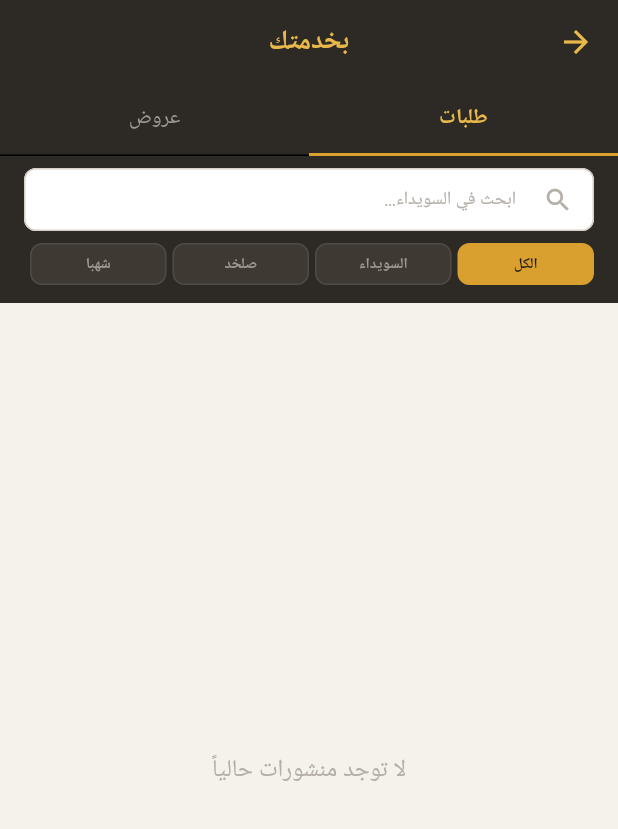
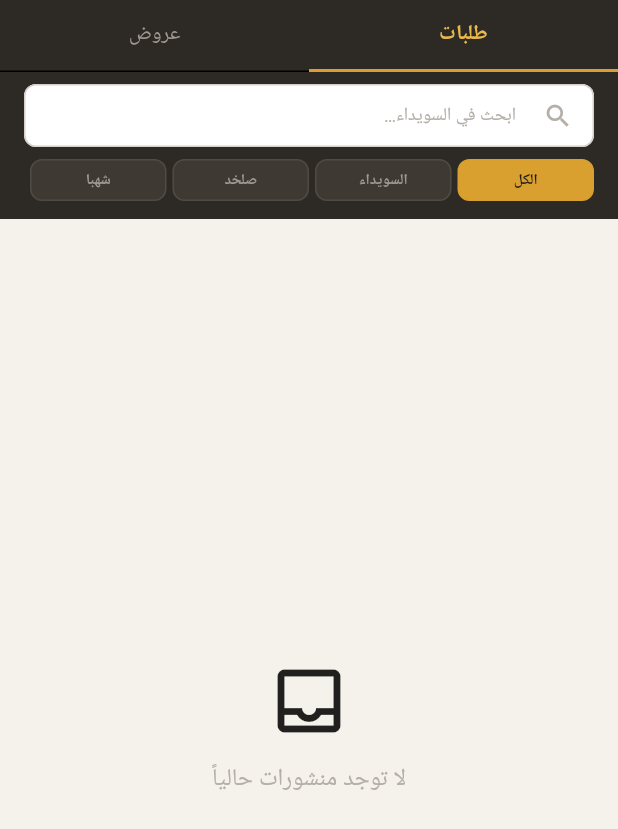
Before and after one commit to hady-albnnai/on-your-request, a Flutter app: the PostsScreen screen opened directly, on a phone screen of 412 x 824 dp. Shown: the top 829 px of the screen. Run offline on Flutter 3.47's test engine with Material 3 defaults, Android fonts, the phone set to English and light mode, and no system bars; our stand-ins replace cloud_firestore, firebase_auth, firebase_core, firebase_storage, image_picker, share_plus and 1 more; accounts and stored records are empty; Roboto replaces fonts that are missing (Cairo); statements that could not run were skipped.

Commit message:
fix: remove duplicate title + fix error state in PostsScreen

```diff
--- a/lib/features/posts/screens/posts_screen.dart
+++ b/lib/features/posts/screens/posts_screen.dart
@@ -26,11 +26,9 @@ class _PostsScreenState extends State<PostsScreen>
       final type = _tabController.index == 0 ? 'request' : 'offer';
       context.read<PostsProvider>().setType(type);
     });
-    // تحميل أول دفعة
     WidgetsBinding.instance.addPostFrameCallback((_) {
       context.read<PostsProvider>().resetAndReload();
     });
-    // تحميل المزيد عند التمرير
     _scrollController.addListener(() {
       if (_scrollController.position.pixels >=
           _scrollController.position.maxScrollExtent - 200) {
@@ -49,9 +47,13 @@ class _PostsScreenState extends State<PostsScreen>
   @override
   Widget build(BuildContext context) {
     return Scaffold(
-      appBar: AppBar(
-        title: const Text(AppStrings.appName),
-        bottom: TabBar(
+      // ── بدون AppBar هنا لأنه موجود في HomeScreen ──────────────────
+      body: Column(
+        children: [
+          // ── التبويبات ─────────────────────────────────────────────
+          Container(
+            color: AppColors.basalt800,
+            child: TabBar(
               controller: _tabController,
               tabs: const [
                 Tab(text: AppStrings.requests),
@@ -59,40 +61,75 @@ class _PostsScreenState extends State<PostsScreen>
               ],
             ),
           ),
-      body: Column(
-        children: [
-          // ── شريط البحث والفلتر ────────────────────────────────────────
+
+          // ── شريط البحث والفلتر ────────────────────────────────────
           const SearchBarWidget(),
 
-          // ── قائمة المنشورات ───────────────────────────────────────────
+          // ── قائمة المنشورات ───────────────────────────────────────
           Expanded(
             child: Consumer<PostsProvider>(
               builder: (context, provider, _) {
+
+                // حالة التحميل الأولي
                 if (provider.state == LoadState.loading) {
                   return const Center(
-                    child: CircularProgressIndicator(color: AppColors.wheat400));
+                    child: CircularProgressIndicator(
+                        color: AppColors.wheat400));
                 }
-                if (provider.state == LoadState.error) {
+
+                // حالة الخطأ
+                if (provider.state == LoadState.error &&
+                    provider.posts.isEmpty) {
                   return Center(
-                    child: Column(mainAxisSize: MainAxisSize.min, children: [
-                      Text(provider.errorMsg ?? AppStrings.errGeneric,
-                        style: const TextStyle(color: AppColors.basalt500,
-                            fontFamily: 'Cairo')),
+                    child: Padding(
+                      padding: const EdgeInsets.all(AppDimens.xl),
+                      child: Column(
+                        mainAxisSize: MainAxisSize.min,
+                        children: [
+                          const Icon(Icons.wifi_off_outlined,
+                              size: 48, color: AppColors.basalt300),
                           const SizedBox(height: AppDimens.md),
-                      TextButton(
+                          Text(
+                            provider.errorMsg ?? AppStrings.errGeneric,
+                            textAlign: TextAlign.center,
+                            style: const TextStyle(
+                                color: AppColors.basalt500,
+                                fontFamily: 'Cairo',
+                                fontSize: AppDimens.fontMd)),
+                          const SizedBox(height: AppDimens.lg),
+                          ElevatedButton.icon(
                             onPressed: provider.resetAndReload,
-                        child: const Text(AppStrings.retry,
-                          style: TextStyle(color: AppColors.wheat500,
-                              fontFamily: 'Cairo'))),
-                    ]),
+                            icon: const Icon(Icons.refresh),
+                            label: const Text(AppStrings.retry,
+                                style: TextStyle(fontFamily: 'Cairo')),
+                          ),
+                        ],
+                      ),
+                    ),
                   );
                 }
-                if (provider.posts.isEmpty) {
-                  return const Center(
-                    child: Text(AppStrings.noPostsYet,
-                      style: TextStyle(color: AppColors.basalt400,
-                          fontFamily: 'Cairo', fontSize: AppDimens.fontLg)));
+
+                // قائمة فارغة
+                if (provider.posts.isEmpty &&
+                    provider.state == LoadState.success) {
+                  return Center(
+                    child: Column(
+                      mainAxisSize: MainAxisSize.min,
+                      children: [
+                        const Icon(Icons.inbox_outlined,
+                            size: 56, color: AppColors.basalt200),
+                        const SizedBox(height: AppDimens.md),
+                        const Text(AppStrings.noPostsYet,
+                          style: TextStyle(
+                              color: AppColors.basalt400,
+                              fontFamily: 'Cairo',
+                              fontSize: AppDimens.fontLg)),
+                      ],
+                    ),
+                  );
                 }
+
+                // القائمة الرئيسية
                 return RefreshIndicator(
                   color: AppColors.wheat400,
                   onRefresh: () async => provider.resetAndReload(),
@@ -106,8 +143,10 @@ class _PostsScreenState extends State<PostsScreen>
                       if (i == provider.posts.length) {
                         return const Padding(
                           padding: EdgeInsets.all(AppDimens.lg),
-                          child: Center(child: CircularProgressIndicator(
-                              color: AppColors.wheat400, strokeWidth: 2)));
+                          child: Center(
+                            child: CircularProgressIndicator(
+                                color: AppColors.wheat400,
+                                strokeWidth: 2)));
                       }
                       return PostCard(post: provider.posts[i]);
                     },
```
Lines whose indentation alone changed are shown as unchanged.
